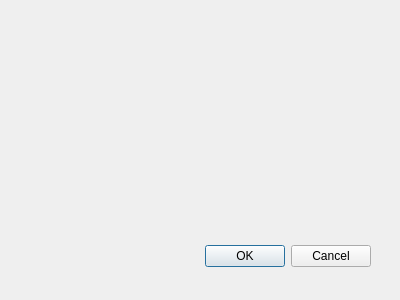
First picture: the form in geo_get_dialog_base.ui, repository bazzile/GeoGet, before the edit.
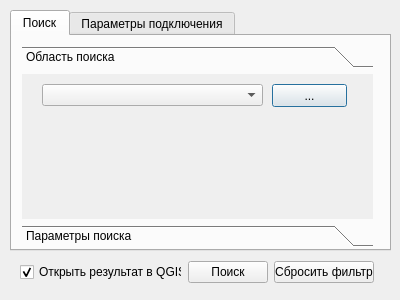
Second picture: the form after the edit.

Commit message: Перчивная версия (вкладки, виджеты)

```diff
--- a/geo_get_dialog_base.ui
+++ b/geo_get_dialog_base.ui
@@ -1,7 +1,7 @@
 <ui version="4.0" >
  <class>GeoGetDialogBase</class>
- <widget class="QDialog" name="GeoGetDialogBase" >
-  <property name="geometry" >
+ <widget class="QDialog" name="GeoGetDialogBase">
+  <property name="geometry">
    <rect>
     <x>0</x>
     <y>0</y>
@@ -9,25 +9,189 @@
     <height>300</height>
    </rect>
   </property>
-  <property name="windowTitle" >
+  <property name="windowTitle">
    <string>Innoter GeoGet</string>
   </property>
-  <widget class="QDialogButtonBox" name="button_box" >
-   <property name="geometry" >
+  <widget class="QTabWidget" name="tabWidget">
+   <property name="geometry">
     <rect>
-     <x>30</x>
-     <y>240</y>
-     <width>341</width>
-     <height>32</height>
+     <x>10</x>
+     <y>10</y>
+     <width>381</width>
+     <height>241</height>
     </rect>
    </property>
-   <property name="orientation" >
-    <enum>Qt::Horizontal</enum>
+   <property name="currentIndex">
+    <number>0</number>
    </property>
-   <property name="standardButtons" >
-    <set>QDialogButtonBox::Cancel|QDialogButtonBox::Ok</set>
+   <widget class="QWidget" name="tab">
+    <attribute name="title">
+     <string>Поиск</string>
+    </attribute>
+    <widget class="QToolBox" name="toolBox">
+     <property name="enabled">
+      <bool>true</bool>
+     </property>
+     <property name="geometry">
+      <rect>
+       <x>10</x>
+       <y>10</y>
+       <width>351</width>
+       <height>201</height>
+      </rect>
+     </property>
+     <property name="layoutDirection">
+      <enum>Qt::LeftToRight</enum>
+     </property>
+     <property name="frameShape">
+      <enum>QFrame::NoFrame</enum>
+     </property>
+     <property name="currentIndex">
+      <number>0</number>
+     </property>
+     <property name="tabSpacing">
+      <number>6</number>
+     </property>
+     <widget class="QWidget" name="GeometrySlot">
+      <property name="geometry">
+       <rect>
+        <x>0</x>
+        <y>0</y>
+        <width>351</width>
+        <height>147</height>
+       </rect>
+      </property>
+      <attribute name="label">
+       <string>Область поиска</string>
+      </attribute>
+      <widget class="QComboBox" name="comboBox">
+       <property name="geometry">
+        <rect>
+         <x>20</x>
+         <y>10</y>
+         <width>221</width>
+         <height>22</height>
+        </rect>
+       </property>
+      </widget>
+      <widget class="QPushButton" name="pushButton">
+       <property name="geometry">
+        <rect>
+         <x>250</x>
+         <y>10</y>
+         <width>75</width>
+         <height>23</height>
+        </rect>
+       </property>
+       <property name="text">
+        <string>...</string>
+       </property>
+      </widget>
+     </widget>
+     <widget class="QWidget" name="DateSlot">
+      <property name="geometry">
+       <rect>
+        <x>0</x>
+        <y>0</y>
+        <width>351</width>
+        <height>147</height>
+       </rect>
+      </property>
+      <attribute name="label">
+       <string>Параметры поиска</string>
+      </attribute>
+     </widget>
+    </widget>
+    <zorder>ButtonReset</zorder>
+    <zorder>toolBox</zorder>
+   </widget>
+   <widget class="QWidget" name="tab_2">
+    <attribute name="title">
+     <string>Параметры подключения</string>
+    </attribute>
+    <widget class="QDialogButtonBox" name="button_box">
+     <property name="geometry">
+      <rect>
+       <x>100</x>
+       <y>180</y>
+       <width>156</width>
+       <height>23</height>
+      </rect>
+     </property>
+     <property name="orientation">
+      <enum>Qt::Horizontal</enum>
+     </property>
+     <property name="standardButtons">
+      <set>QDialogButtonBox::Cancel|QDialogButtonBox::Ok</set>
+     </property>
+    </widget>
+   </widget>
+  </widget>
+  <widget class="QWidget" name="layoutWidget">
+   <property name="geometry">
+    <rect>
+     <x>20</x>
+     <y>260</y>
+     <width>354</width>
+     <height>25</height>
+    </rect>
    </property>
+   <layout class="QHBoxLayout" name="horizontalLayout_10">
+    <item>
+     <widget class="QCheckBox" name="AddToMap_2">
+      <property name="text">
+       <string>Открыть результат в QGIS</string>
+      </property>
+      <property name="checked">
+       <bool>true</bool>
+      </property>
+     </widget>
+    </item>
+    <item>
+     <widget class="QPushButton" name="ButtonRun_2">
+      <property name="maximumSize">
+       <size>
+        <width>100</width>
+        <height>16777215</height>
+       </size>
+      </property>
+      <property name="text">
+       <string>Поиск</string>
+      </property>
+     </widget>
+    </item>
+    <item>
+     <spacer name="horizontalSpacer_2">
+      <property name="orientation">
+       <enum>Qt::Horizontal</enum>
+      </property>
+      <property name="sizeHint" stdset="0">
+       <size>
+        <width>0</width>
+        <height>20</height>
+       </size>
+      </property>
+     </spacer>
+    </item>
+    <item>
+     <widget class="QPushButton" name="ButtonReset_2">
+      <property name="maximumSize">
+       <size>
+        <width>100</width>
+        <height>16777215</height>
+       </size>
+      </property>
+      <property name="text">
+       <string>Сбросить фильтр</string>
+      </property>
+     </widget>
+    </item>
+   </layout>
   </widget>
+  <zorder>tabWidget</zorder>
+  <zorder>button_box</zorder>
+  <zorder>button_box</zorder>
+  <zorder>layoutWidget</zorder>
  </widget>
  <resources/>
  <connections>
```
Left out of the diff: 27 changed lines with no effect on the pictures.
